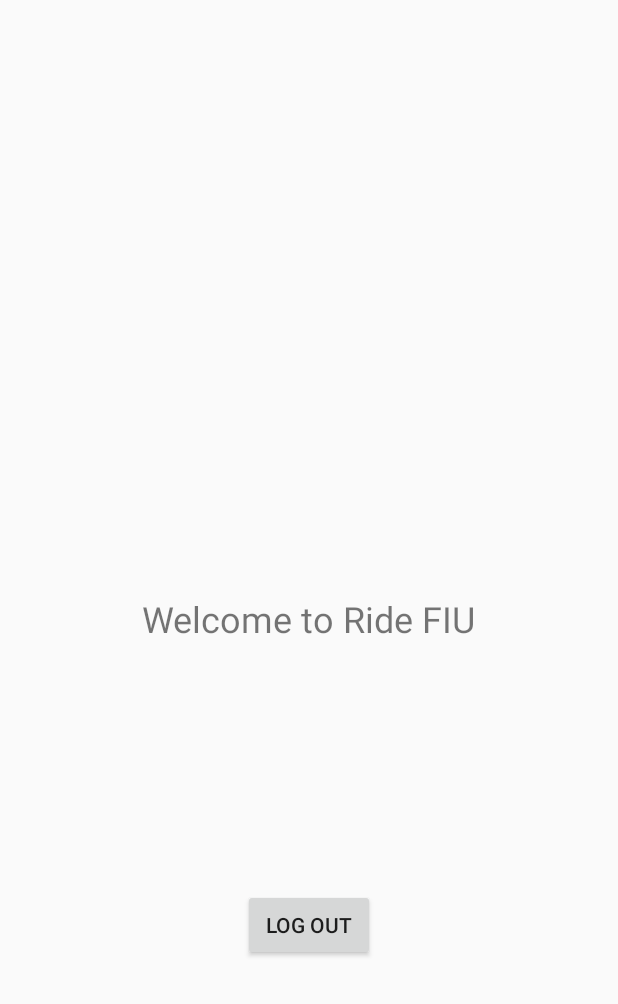
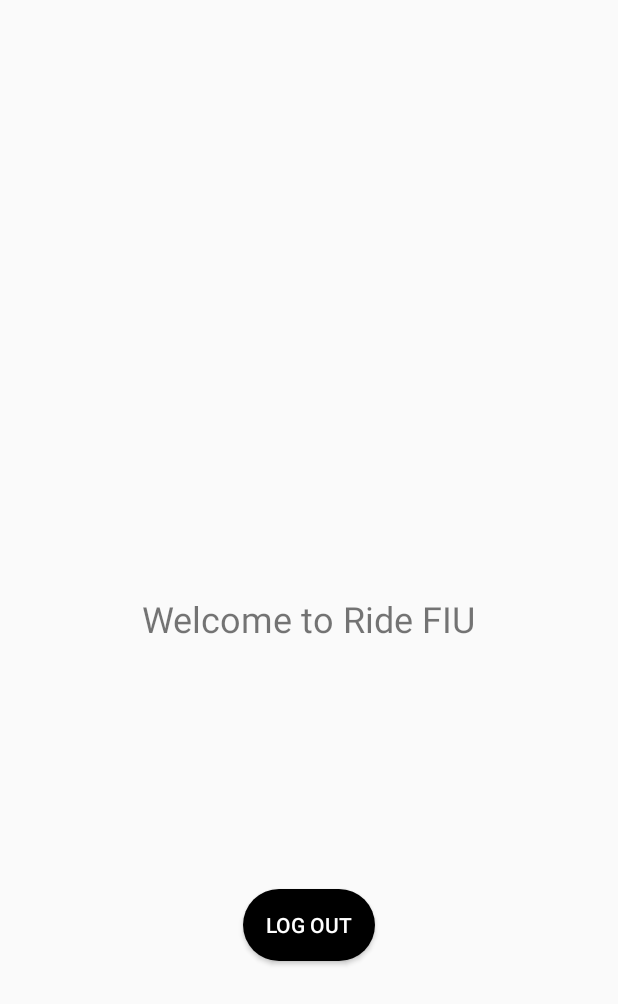
Before and after one commit to SparkDevF19/mobiledev-android, an Android app: the screen it shows after launch once a user with an empty profile is signed in (DashboardActivity), on a phone screen of 412 x 824 dp. Shown: the top 1004 px of the screen. Run offline under Robolectric (Android 15) with nearby library versions, the phone set to English and light mode, and no system bars; our stand-ins replace Firebase (no records; nobody signed in at launch, a user with empty details on screens opened directly).

Commit message:
Updated UI

```diff
--- a/app/src/main/res/layout/activity_dashboard.xml
+++ b/app/src/main/res/layout/activity_dashboard.xml
@@ -24,6 +24,8 @@
         android:layout_height="wrap_content"
         android:layout_marginTop="164dp"
         android:text="Log Out"
+        android:background="@drawable/rounded_corner_button"
+        android:textColor="@android:color/white"
         app:layout_constraintEnd_toEndOf="parent"
         app:layout_constraintStart_toStartOf="parent"
         app:layout_constraintTop_toBottomOf="@+id/welcomeText" />
```
